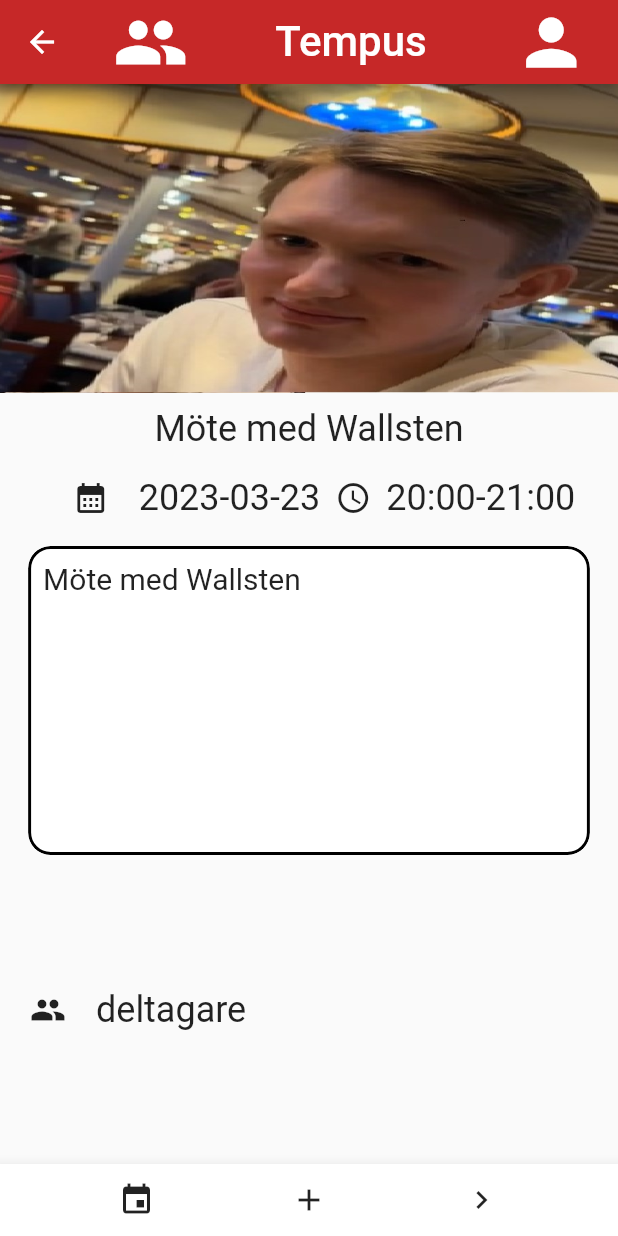
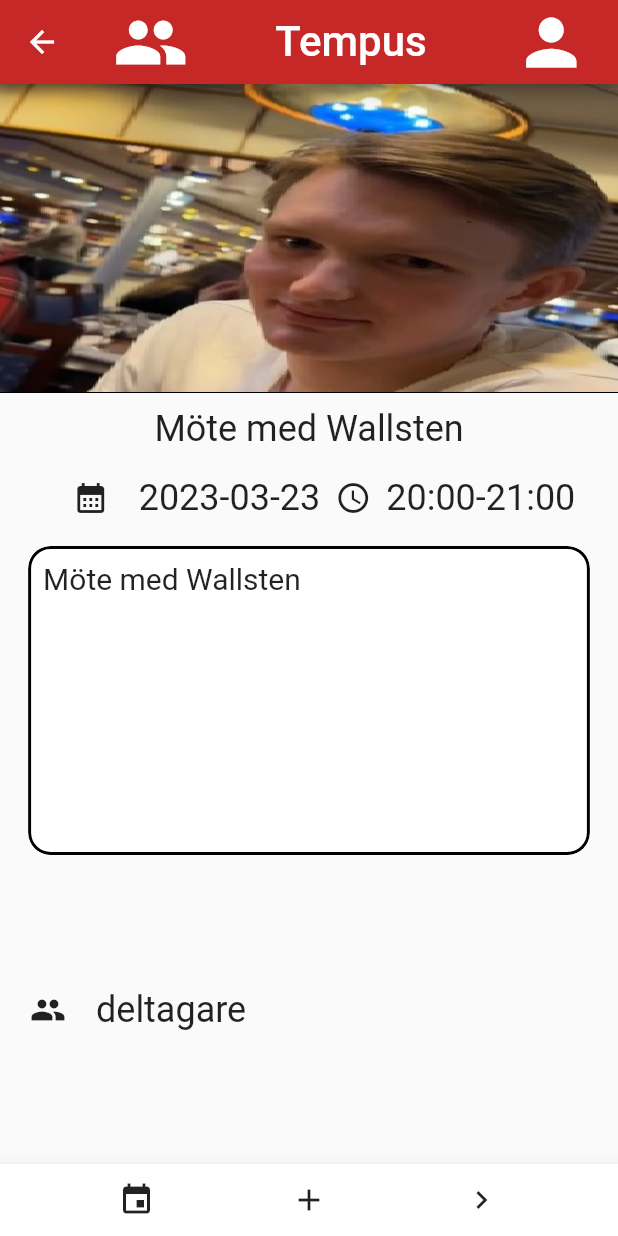
Before and after one commit to hjalmardahlberg/Cerium, a Flutter app: the screen it shows after launch, after a tap on "Tid och datum:", on a phone screen of 412 x 824 dp. Run offline on Flutter 3.47's test engine with Material 2 defaults, Android fonts, the light colour scheme and no system bars.

Commit message:
fixed line under image

```diff
--- a/lib/Event.dart
+++ b/lib/Event.dart
@@ -23,7 +23,7 @@ class _EventPageState extends State<EventPage> {
     double width = MediaQuery.of(context).size.width;
     double height = MediaQuery.of(context).size.height;
     String eventName = 'Möte med Wallsten';
-    String date ='2023-03-23';
+    String date = '2023-03-23';
     String time = '20:00-21:00';
     String eventInfo = 'Möte med Wallsten';
 
@@ -34,9 +34,9 @@ class _EventPageState extends State<EventPage> {
           children: [
             EventImage(height, width),
             EventName(eventName),
-            DateAndTime(date,time),
-            Expanded(child:EventInformation(eventInfo,height, width)),
-            Expanded(child:EventParticipants()),
+            DateAndTime(date, time),
+            Expanded(child: EventInformation(eventInfo, height, width)),
+            Expanded(child: EventParticipants()),
           ],
         ),
       ),
@@ -46,7 +46,6 @@ class _EventPageState extends State<EventPage> {
 
   Row EventParticipants() {
     return Row(
-
       children: [
         Padding(
           padding: EdgeInsets.all(20.0),
@@ -57,10 +56,10 @@ class _EventPageState extends State<EventPage> {
     );
   }
 
-  SizedBox EventInformation(String eventInfo,double height, double width) {
+  SizedBox EventInformation(String eventInfo, double height, double width) {
     return SizedBox(
-            height: height/5,
-            width: width/1.1,
+      height: height / 5,
+      width: width / 1.1,
       child: ClipRRect(
         borderRadius: BorderRadius.circular(15),
         child: Container(
@@ -77,8 +76,7 @@ class _EventPageState extends State<EventPage> {
             alignment: Alignment.topLeft,
             child: Padding(
               padding: EdgeInsets.all(8.0),
-                    child: Text(eventInfo,
-                        style: TextStyle(fontSize: 20)),
+              child: Text(eventInfo, style: TextStyle(fontSize: 20)),
             ),
           ),
         ),
@@ -86,7 +84,7 @@ class _EventPageState extends State<EventPage> {
     );
   }
 
-  Row DateAndTime(String date,String time) {
+  Row DateAndTime(String date, String time) {
     return Row(
       mainAxisAlignment: MainAxisAlignment.center,
       children: [
@@ -110,17 +108,26 @@ class _EventPageState extends State<EventPage> {
   Padding EventName(String eventName) {
     return Padding(
       padding: EdgeInsets.only(top: 10.0),
-            child: Text(eventName,
-                style: TextStyle(fontSize: 24)),
+      child: Text(eventName, style: TextStyle(fontSize: 24)),
     );
   }
 
   SizedBox EventImage(double height, double width) {
     return SizedBox(
-            height: height/4,
+      height: height / 4,
+      child: Container(
+        width: width,
+        decoration: BoxDecoration(
+          border: Border(bottom: BorderSide(color: Color(0xff000000))),
+          color: Color(0xffffffff),
+        ),
         child: FittedBox(
-                fit:BoxFit.cover,
-                child: Image(image: AssetImage(widget.picture),fit:BoxFit.cover,),
+          fit: BoxFit.fitHeight,
+          child: Image(
+            image: AssetImage(widget.picture),
+            fit: BoxFit.cover,
+          ),
+        ),
       ),
     );
   }
```
Also changed, not shown: images/Widewallsten.jpg, images/wallsten.jpg. Lines whose indentation alone changed are shown as unchanged.
